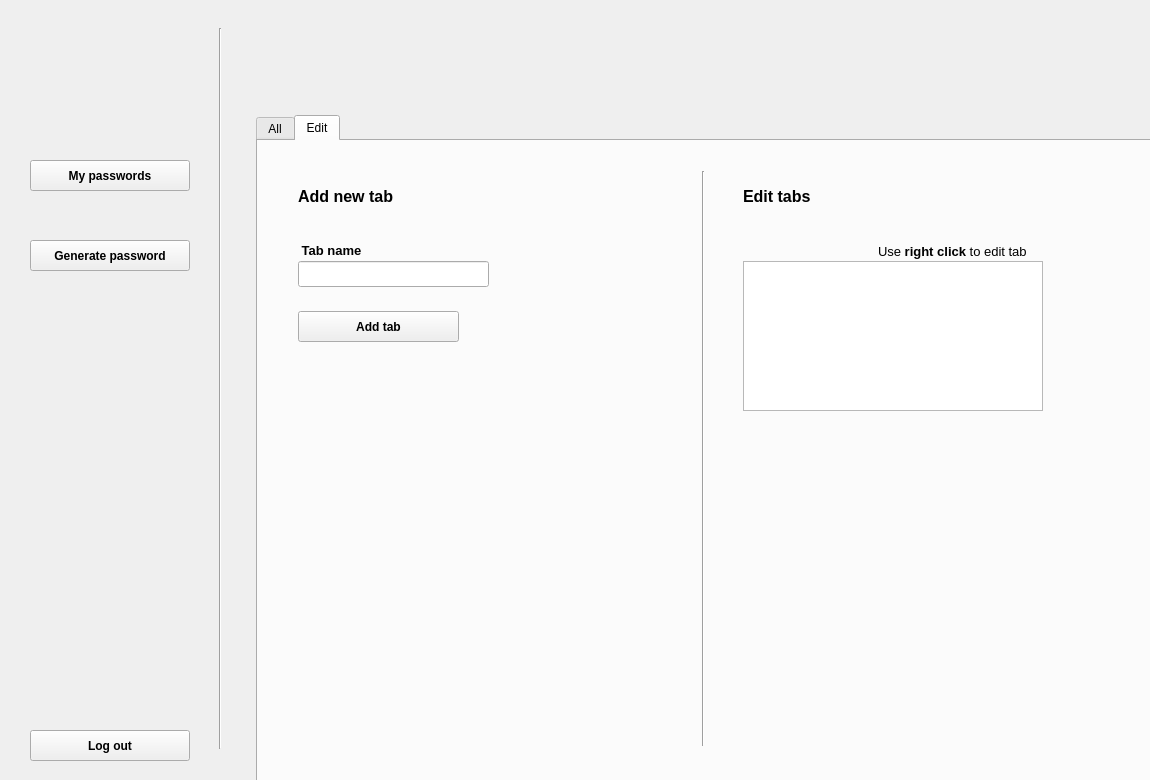
Above: mainwindow.ui from 228bruh/Password-Manager-Qt before the change. Below: the same form after it.
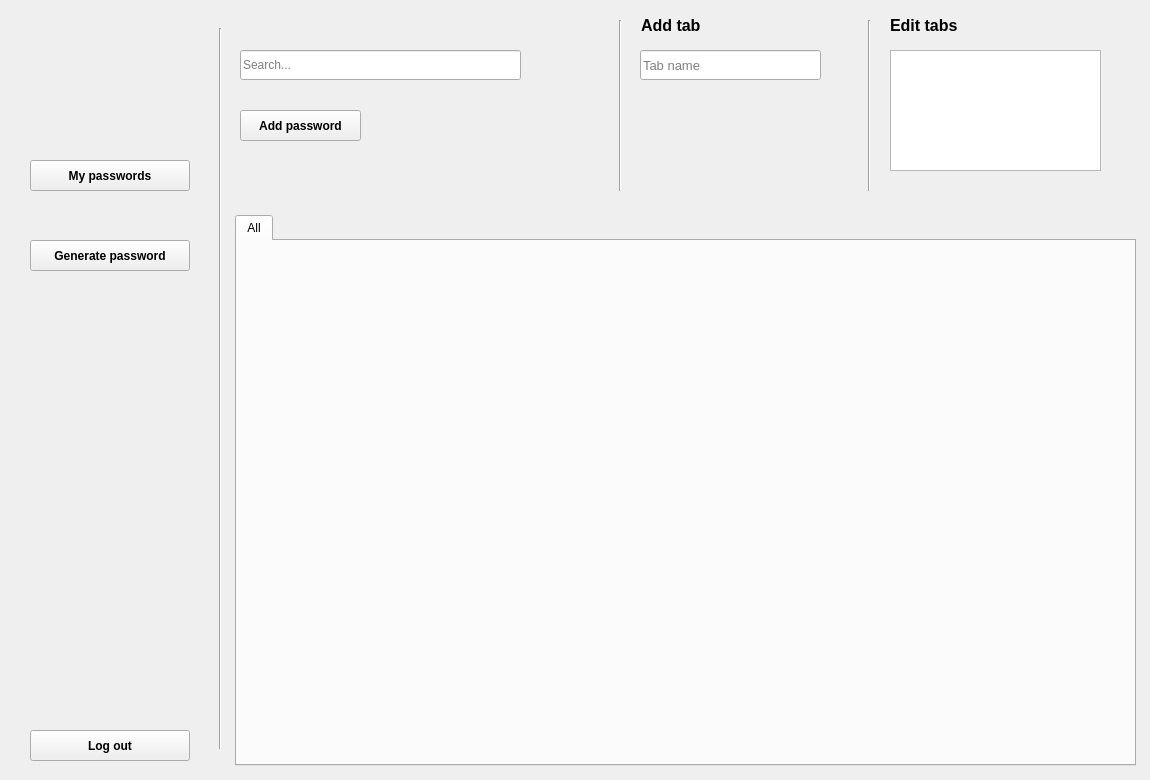
That is the form after the change. Icons and pictures are not drawn.

Diff of the .ui file:
```diff
--- a/mainwindow.ui
+++ b/mainwindow.ui
@@ -48,10 +48,10 @@
      <widget class="QTabWidget" name="tabWidget">
       <property name="geometry">
        <rect>
-        <x>36</x>
-        <y>115</y>
+        <x>15</x>
+        <y>215</y>
         <width>901</width>
-        <height>671</height>
+        <height>551</height>
        </rect>
       </property>
       <property name="font">
@@ -60,23 +60,39 @@
        </font>
       </property>
       <property name="currentIndex">
-       <number>1</number>
+       <number>0</number>
       </property>
       <widget class="QWidget" name="All_tab">
        <attribute name="title">
         <string>All</string>
        </attribute>
       </widget>
-      <widget class="QWidget" name="Edit_tab">
-       <attribute name="title">
-        <string>Edit</string>
-       </attribute>
-       <widget class="QPushButton" name="addTab_button">
+     </widget>
+     <widget class="QLineEdit" name="search_lineEdit">
         <property name="geometry">
          <rect>
-          <x>40</x>
-          <y>170</y>
-          <width>161</width>
+        <x>20</x>
+        <y>50</y>
+        <width>281</width>
+        <height>30</height>
+       </rect>
+      </property>
+      <property name="maxLength">
+       <number>50</number>
+      </property>
+      <property name="placeholderText">
+       <string>Search...</string>
+      </property>
+      <property name="clearButtonEnabled">
+       <bool>true</bool>
+      </property>
+     </widget>
+     <widget class="QPushButton" name="addPassword_button">
+      <property name="geometry">
+       <rect>
+        <x>20</x>
+        <y>110</y>
+        <width>121</width>
           <height>31</height>
          </rect>
         </property>
@@ -86,14 +102,14 @@
          </font>
         </property>
         <property name="text">
-         <string>Add tab</string>
+       <string>Add password</string>
         </property>
        </widget>
        <widget class="QLabel" name="label_2">
         <property name="geometry">
          <rect>
-          <x>40</x>
-          <y>40</y>
+        <x>421</x>
+        <y>10</y>
           <width>141</width>
           <height>31</height>
          </rect>
@@ -105,62 +121,64 @@
          </font>
         </property>
         <property name="text">
-         <string>Add new tab</string>
+       <string>Add tab</string>
         </property>
        </widget>
        <widget class="QLineEdit" name="tabName_lineEdit">
         <property name="geometry">
          <rect>
-          <x>40</x>
-          <y>120</y>
+        <x>420</x>
+        <y>50</y>
+        <width>181</width>
+        <height>30</height>
+       </rect>
+      </property>
+      <property name="font">
+       <font>
+        <pointsize>10</pointsize>
+        <bold>false</bold>
+       </font>
+      </property>
+      <property name="maxLength">
+       <number>30</number>
+      </property>
+      <property name="frame">
+       <bool>true</bool>
+      </property>
+      <property name="dragEnabled">
+       <bool>false</bool>
+      </property>
+      <property name="placeholderText">
+       <string>Tab name</string>
+      </property>
+      <property name="clearButtonEnabled">
+       <bool>true</bool>
+      </property>
+     </widget>
+     <widget class="QLabel" name="addTab_label">
+      <property name="geometry">
+       <rect>
+        <x>422</x>
+        <y>78</y>
           <width>191</width>
-          <height>26</height>
+        <height>21</height>
          </rect>
         </property>
         <property name="font">
          <font>
-          <pointsize>10</pointsize>
+        <pointsize>8</pointsize>
           <bold>false</bold>
-         </font>
-        </property>
-       </widget>
-       <widget class="QLabel" name="label_12">
-        <property name="geometry">
-         <rect>
-          <x>40</x>
-          <y>100</y>
-          <width>121</width>
-          <height>18</height>
-         </rect>
-        </property>
-        <property name="font">
-         <font>
-          <pointsize>10</pointsize>
-          <bold>true</bold>
          </font>
         </property>
         <property name="text">
-         <string> Tab name</string>
-        </property>
-       </widget>
-       <widget class="Line" name="line_3">
-        <property name="geometry">
-         <rect>
-          <x>435</x>
-          <y>30</y>
-          <width>20</width>
-          <height>575</height>
-         </rect>
-        </property>
-        <property name="orientation">
-         <enum>Qt::Orientation::Vertical</enum>
+       <string/>
         </property>
        </widget>
        <widget class="QLabel" name="label_13">
         <property name="geometry">
          <rect>
-          <x>485</x>
-          <y>40</y>
+        <x>670</x>
+        <y>10</y>
           <width>81</width>
           <height>31</height>
          </rect>
@@ -175,37 +193,26 @@
          <string>Edit tabs</string>
         </property>
        </widget>
-       <widget class="QLabel" name="addTab_label">
-        <property name="geometry">
-         <rect>
-          <x>40</x>
-          <y>150</y>
-          <width>311</width>
-          <height>21</height>
-         </rect>
-        </property>
-        <property name="font">
-         <font>
-          <pointsize>8</pointsize>
-          <bold>false</bold>
-         </font>
-        </property>
-        <property name="text">
-         <string/>
-        </property>
-       </widget>
        <widget class="QListWidget" name="tabListWidget">
         <property name="geometry">
          <rect>
-          <x>485</x>
-          <y>120</y>
-          <width>300</width>
-          <height>150</height>
-         </rect>
-        </property>
+        <x>670</x>
+        <y>50</y>
+        <width>211</width>
+        <height>121</height>
+       </rect>
+      </property>
+      <property name="font">
+       <font>
+        <bold>true</bold>
+       </font>
+      </property>
         <property name="contextMenuPolicy">
          <enum>Qt::ContextMenuPolicy::CustomContextMenu</enum>
         </property>
+      <property name="frameShape">
+       <enum>QFrame::Shape::StyledPanel</enum>
+      </property>
         <property name="verticalScrollBarPolicy">
          <enum>Qt::ScrollBarPolicy::ScrollBarAlwaysOff</enum>
         </property>
@@ -225,30 +232,36 @@
          <bool>false</bool>
         </property>
        </widget>
-       <widget class="QLabel" name="label_15">
+     <widget class="Line" name="line_3">
         <property name="geometry">
          <rect>
-          <x>620</x>
-          <y>100</y>
-          <width>161</width>
-          <height>21</height>
-         </rect>
-        </property>
-        <property name="text">
-         <string>&lt;!DOCTYPE HTML PUBLIC &quot;-//W3C//DTD HTML 4.0//EN&quot; &quot;http://www.w3.org/TR/REC-html40/strict.dtd&quot;&gt;
-&lt;html&gt;&lt;head&gt;&lt;meta name=&quot;qrichtext&quot; content=&quot;1&quot; /&gt;&lt;meta charset=&quot;utf-8&quot; /&gt;&lt;style type=&quot;text/css&quot;&gt;
-p, li { white-space: pre-wrap; }
-hr { height: 1px; border-width: 0; }
-li.unchecked::marker { content: &quot;\2610&quot;; }
-li.checked::marker { content: &quot;\2612&quot;; }
-&lt;/style&gt;&lt;/head&gt;&lt;body style=&quot; font-family:'Noto Sans'; font-size:10pt; font-weight:400; font-style:normal;&quot;&gt;
-&lt;p style=&quot; margin-top:0px; margin-bottom:0px; margin-left:0px; margin-right:0px; -qt-block-indent:0; text-indent:0px;&quot;&gt;Use &lt;span style=&quot; font-weight:700;&quot;&gt;right click &lt;/span&gt;to edit tab&lt;/p&gt;&lt;/body&gt;&lt;/html&gt;</string>
-        </property>
-        <property name="textFormat">
-         <enum>Qt::TextFormat::RichText</enum>
-        </property>
-       </widget>
-      </widget>
+        <x>390</x>
+        <y>20</y>
+        <width>20</width>
+        <height>171</height>
+       </rect>
+      </property>
+      <property name="font">
+       <font>
+        <bold>false</bold>
+       </font>
+      </property>
+      <property name="orientation">
+       <enum>Qt::Orientation::Vertical</enum>
+      </property>
+     </widget>
+     <widget class="Line" name="line_4">
+      <property name="geometry">
+       <rect>
+        <x>639</x>
+        <y>20</y>
+        <width>20</width>
+        <height>171</height>
+       </rect>
+      </property>
+      <property name="orientation">
+       <enum>Qt::Orientation::Vertical</enum>
+      </property>
      </widget>
     </widget>
     <widget class="QWidget" name="page_2">
```
Left out of the diff: 6 changed lines with no effect on the pictures. Lines whose indentation alone changed are shown as unchanged.
